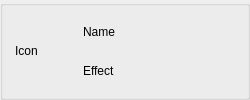
The window that tools/character_search/ui/gem_widget.ui (Wseop/Qt_LoaTools) describes before a commit, drawn with Qt 5.
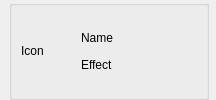
The same window after the commit.

What changed in the file:
```diff
--- a/tools/character_search/ui/gem_widget.ui
+++ b/tools/character_search/ui/gem_widget.ui
@@ -6,19 +6,19 @@
    <rect>
     <x>0</x>
     <y>0</y>
-    <width>250</width>
+    <width>216</width>
     <height>100</height>
    </rect>
   </property>
   <property name="minimumSize">
    <size>
-    <width>250</width>
+    <width>216</width>
     <height>100</height>
    </size>
   </property>
   <property name="maximumSize">
    <size>
-    <width>250</width>
+    <width>216</width>
     <height>100</height>
    </size>
   </property>
@@ -27,16 +27,16 @@
   </property>
   <layout class="QVBoxLayout" name="verticalLayout">
    <property name="spacing">
-    <number>0</number>
+    <number>1</number>
    </property>
    <property name="leftMargin">
-    <number>0</number>
+    <number>9</number>
    </property>
    <property name="topMargin">
     <number>0</number>
    </property>
    <property name="rightMargin">
-    <number>0</number>
+    <number>9</number>
    </property>
    <property name="bottomMargin">
     <number>0</number>
@@ -45,13 +45,13 @@
     <widget class="QGroupBox" name="groupGem">
      <property name="minimumSize">
       <size>
-       <width>250</width>
+       <width>200</width>
        <height>100</height>
       </size>
      </property>
      <property name="maximumSize">
       <size>
-       <width>250</width>
+       <width>200</width>
        <height>100</height>
       </size>
      </property>
@@ -59,17 +59,20 @@
       <string/>
      </property>
      <layout class="QHBoxLayout" name="horizontalLayout">
+      <property name="spacing">
+       <number>1</number>
+      </property>
       <property name="leftMargin">
-       <number>0</number>
+       <number>9</number>
       </property>
       <property name="topMargin">
-       <number>0</number>
+       <number>9</number>
       </property>
       <property name="rightMargin">
-       <number>0</number>
+       <number>9</number>
       </property>
       <property name="bottomMargin">
-       <number>0</number>
+       <number>9</number>
       </property>
       <item>
        <widget class="QLabel" name="lbIcon">
@@ -95,17 +98,29 @@
         <property name="spacing">
          <number>1</number>
         </property>
+        <property name="leftMargin">
+         <number>9</number>
+        </property>
+        <property name="topMargin">
+         <number>9</number>
+        </property>
+        <property name="rightMargin">
+         <number>9</number>
+        </property>
+        <property name="bottomMargin">
+         <number>9</number>
+        </property>
         <item>
          <widget class="QLabel" name="lbName">
           <property name="minimumSize">
            <size>
-            <width>150</width>
+            <width>125</width>
             <height>25</height>
            </size>
           </property>
           <property name="maximumSize">
            <size>
-            <width>150</width>
+            <width>125</width>
             <height>25</height>
            </size>
           </property>
@@ -118,13 +133,13 @@
          <widget class="QLabel" name="lbEffect">
           <property name="minimumSize">
            <size>
-            <width>150</width>
+            <width>125</width>
             <height>25</height>
            </size>
           </property>
           <property name="maximumSize">
            <size>
-            <width>150</width>
+            <width>125</width>
             <height>25</height>
            </size>
           </property>
```
